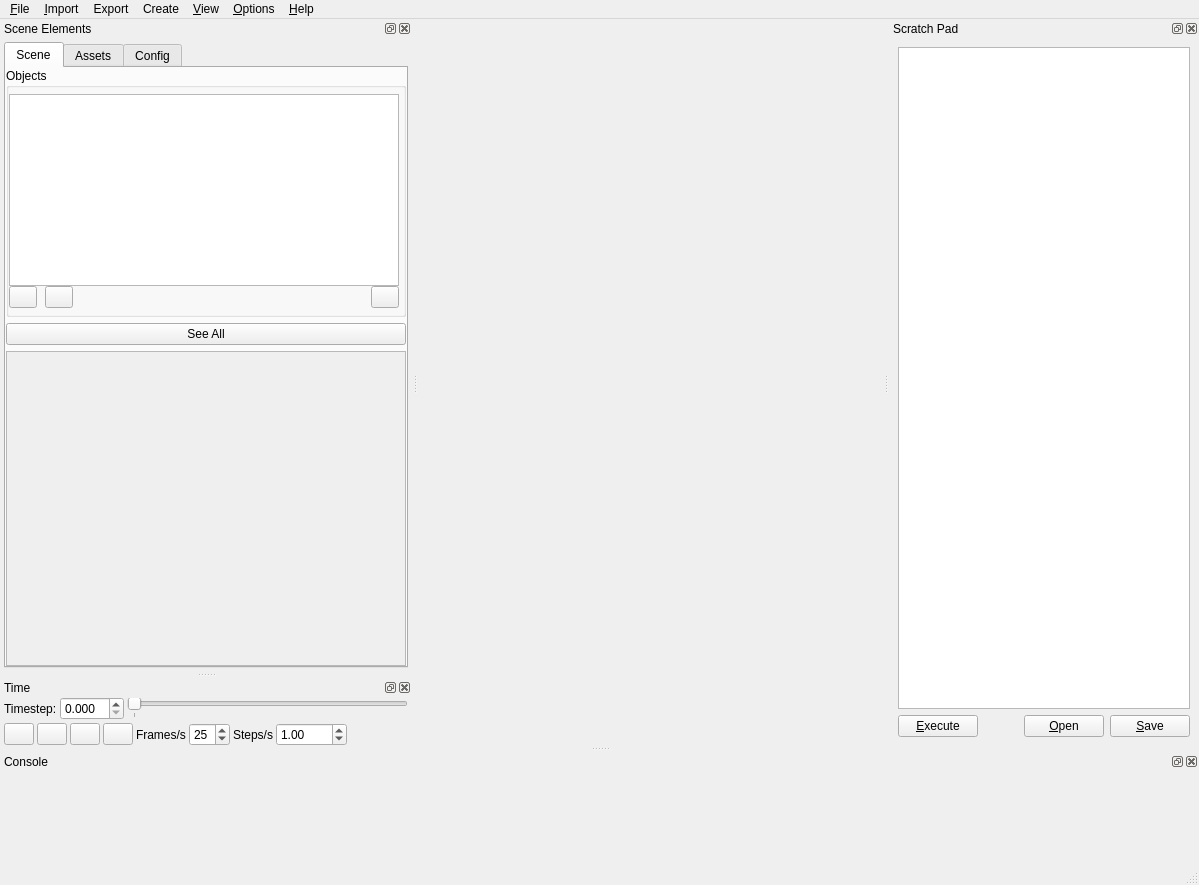
Above: src/ui/MainWindow.ui from ericspod/Eidolon before the change. Below: the same form after it.
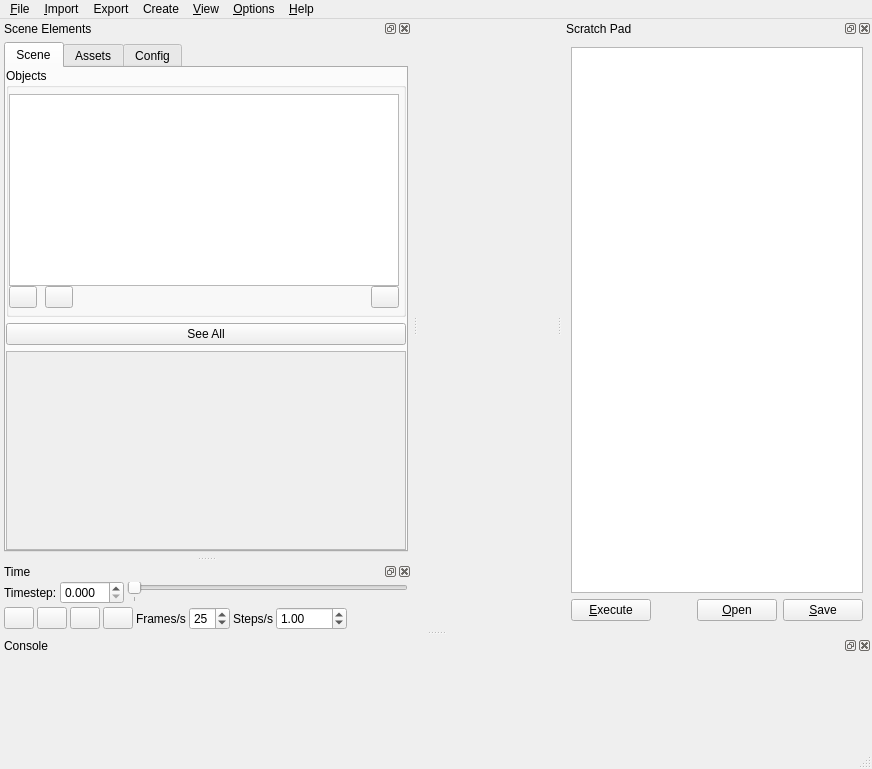
That is the form after the change. Icons and pictures are not drawn.

```diff
--- a/src/ui/MainWindow.ui
+++ b/src/ui/MainWindow.ui
@@ -6,8 +6,8 @@
    <rect>
     <x>0</x>
     <y>0</y>
-    <width>1199</width>
-    <height>885</height>
+    <width>872</width>
+    <height>750</height>
    </rect>
   </property>
   <property name="windowTitle">
@@ -44,8 +44,8 @@
     <rect>
      <x>0</x>
      <y>0</y>
-     <width>1199</width>
-     <height>25</height>
+     <width>872</width>
+     <height>21</height>
     </rect>
    </property>
    <widget class="QMenu" name="menuFile">
@@ -122,7 +122,7 @@
    <property name="minimumSize">
     <size>
      <width>412</width>
-     <height>596</height>
+     <height>513</height>
     </size>
    </property>
    <property name="toolTip">
@@ -394,7 +394,7 @@
            <property name="minimumSize">
             <size>
              <width>0</width>
-             <height>150</height>
+             <height>50</height>
             </size>
            </property>
            <property name="verticalScrollBarPolicy">
@@ -411,8 +411,8 @@
              <rect>
               <x>0</x>
               <y>0</y>
-              <width>459</width>
-              <height>261</height>
+              <width>396</width>
+              <height>166</height>
              </rect>
             </property>
            </widget>
```
Left out of the diff: 6 changed lines with no effect on the pictures.
